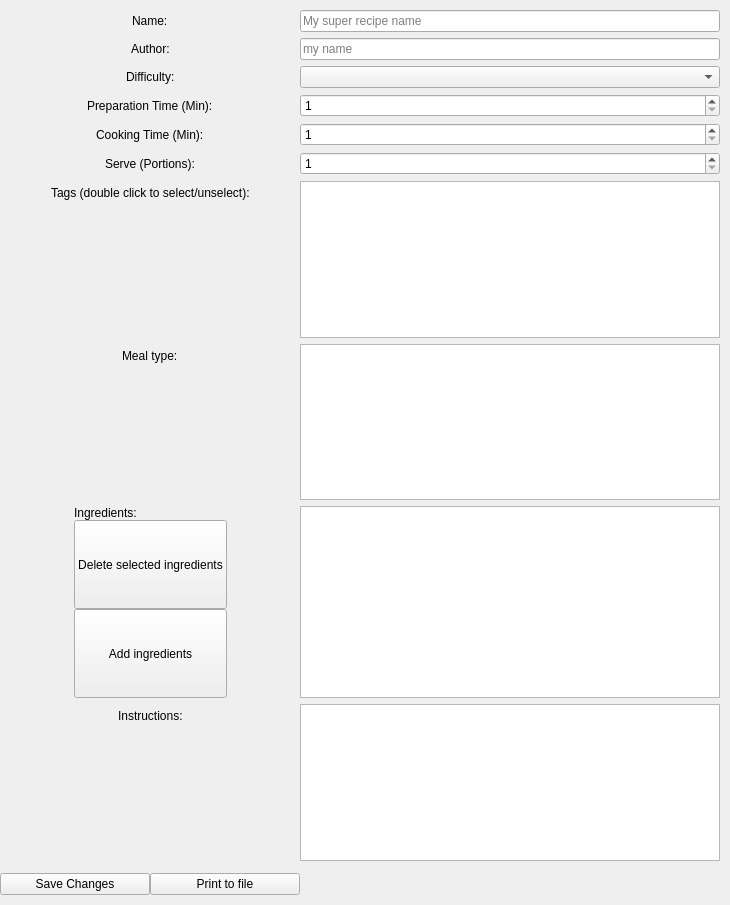
Before: the Qt Designer form edit_recipe.ui in slevasse/foodinator, drawn with Qt 5.
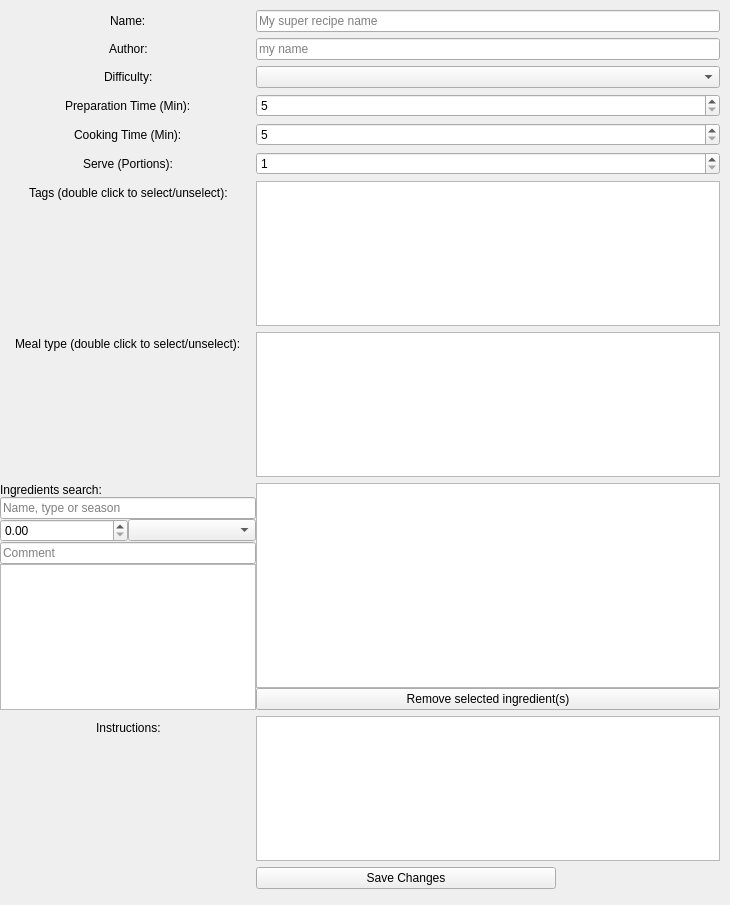
After: the same form once the commit is applied.

Patch:
```diff
--- a/edit_recipe.ui
+++ b/edit_recipe.ui
@@ -62,6 +62,12 @@
        <verstretch>0</verstretch>
       </sizepolicy>
      </property>
+     <property name="minimumSize">
+      <size>
+       <width>400</width>
+       <height>0</height>
+      </size>
+     </property>
      <property name="text">
       <string/>
      </property>
@@ -83,7 +89,7 @@
    <item row="3" column="1">
     <widget class="QSpinBox" name="spinBox_edit_prep_time">
      <property name="minimum">
-      <number>1</number>
+      <number>5</number>
      </property>
      <property name="maximum">
       <number>1000</number>
@@ -100,7 +106,7 @@
    <item row="4" column="1">
     <widget class="QSpinBox" name="spinBox_edit_cook_time">
      <property name="minimum">
-      <number>1</number>
+      <number>5</number>
      </property>
      <property name="maximum">
       <number>1000</number>
@@ -135,7 +141,7 @@
     <widget class="QListWidget" name="listWidget_edit_tags">
      <property name="minimumSize">
       <size>
-       <width>0</width>
+       <width>400</width>
        <height>0</height>
       </size>
      </property>
@@ -147,7 +153,7 @@
    <item row="7" column="0">
     <widget class="QLabel" name="label_8">
      <property name="text">
-      <string>Meal type:</string>
+      <string>Meal type (double click to select/unselect):</string>
      </property>
     </widget>
    </item>
@@ -155,7 +161,7 @@
     <widget class="QListWidget" name="listWidget_edit_types">
      <property name="minimumSize">
       <size>
-       <width>0</width>
+       <width>400</width>
        <height>0</height>
       </size>
      </property>
@@ -167,122 +173,84 @@
      </property>
     </widget>
    </item>
-   <item row="8" column="0">
+   <item row="9" column="0">
     <layout class="QVBoxLayout" name="verticalLayout">
      <item>
       <widget class="QLabel" name="label_6">
        <property name="text">
-        <string>Ingredients:</string>
+        <string>Ingredients search:</string>
        </property>
       </widget>
      </item>
      <item>
-      <widget class="QPushButton" name="pushButton_delete_ingredient">
+      <widget class="QLineEdit" name="lineEdit_ingredient_search">
        <property name="sizePolicy">
-        <sizepolicy hsizetype="Minimum" vsizetype="Expanding">
+        <sizepolicy hsizetype="Preferred" vsizetype="Fixed">
          <horstretch>0</horstretch>
          <verstretch>0</verstretch>
         </sizepolicy>
        </property>
-       <property name="text">
-        <string>Delete selected ingredients</string>
+       <property name="placeholderText">
+        <string>Name, type or season</string>
        </property>
       </widget>
      </item>
      <item>
-      <widget class="QPushButton" name="pushButton_add_ingredient">
-       <property name="sizePolicy">
-        <sizepolicy hsizetype="Minimum" vsizetype="Expanding">
-         <horstretch>0</horstretch>
-         <verstretch>0</verstretch>
-        </sizepolicy>
+      <layout class="QHBoxLayout" name="horizontalLayout">
+       <item>
+        <widget class="QDoubleSpinBox" name="doubleSpinBox_ingredient_quantity"/>
+       </item>
+       <item>
+        <widget class="QComboBox" name="comboBox_ingredient_unit"/>
+       </item>
+      </layout>
+     </item>
+     <item>
+      <widget class="QLineEdit" name="lineEdit_ingredient_comment">
+       <property name="placeholderText">
+        <string>Comment</string>
        </property>
-       <property name="text">
-        <string>Add ingredients</string>
-       </property>
       </widget>
      </item>
-    </layout>
-   </item>
-   <item row="8" column="1">
-    <widget class="QTableWidget" name="tableWidget_edit_ingredient">
-     <property name="sizePolicy">
-      <sizepolicy hsizetype="Expanding" vsizetype="MinimumExpanding">
-       <horstretch>0</horstretch>
-       <verstretch>0</verstretch>
-      </sizepolicy>
-     </property>
-     <property name="minimumSize">
-      <size>
-       <width>400</width>
-       <height>0</height>
-      </size>
-     </property>
-     <property name="editTriggers">
-      <set>QAbstractItemView::NoEditTriggers</set>
-     </property>
-     <property name="selectionBehavior">
-      <enum>QAbstractItemView::SelectRows</enum>
-     </property>
-    </widget>
-   </item>
-   <item row="10" column="0">
-    <layout class="QHBoxLayout" name="horizontalLayout_8"/>
-   </item>
-   <item row="11" column="0">
-    <layout class="QHBoxLayout" name="horizontalLayout_9">
      <item>
-      <widget class="QPushButton" name="pushButton_save">
-       <property name="enabled">
+      <widget class="QListWidget" name="listWidget_ingredient_search_result">
+       <property name="editTriggers">
+        <set>QAbstractItemView::DoubleClicked</set>
+       </property>
+       <property name="showDropIndicator" stdset="0">
+        <bool>false</bool>
+       </property>
+       <property name="dragEnabled">
         <bool>true</bool>
        </property>
-       <property name="sizePolicy">
-        <sizepolicy hsizetype="Maximum" vsizetype="Fixed">
-         <horstretch>0</horstretch>
-         <verstretch>0</verstretch>
-        </sizepolicy>
+       <property name="dragDropMode">
+        <enum>QAbstractItemView::DragOnly</enum>
        </property>
-       <property name="minimumSize">
-        <size>
-         <width>150</width>
-         <height>0</height>
-        </size>
+       <property name="selectionMode">
+        <enum>QAbstractItemView::MultiSelection</enum>
        </property>
-       <property name="text">
-        <string>Save Changes</string>
-       </property>
-      </widget>
-     </item>
-     <item>
-      <widget class="QPushButton" name="pushButton_edit_print">
-       <property name="sizePolicy">
-        <sizepolicy hsizetype="Maximum" vsizetype="Fixed">
-         <horstretch>0</horstretch>
-         <verstretch>0</verstretch>
-        </sizepolicy>
-       </property>
-       <property name="minimumSize">
-        <size>
-         <width>150</width>
-         <height>0</height>
-        </size>
-       </property>
-       <property name="text">
-        <string>Print to file</string>
+       <property name="selectionBehavior">
+        <enum>QAbstractItemView::SelectRows</enum>
        </property>
       </widget>
      </item>
     </layout>
    </item>
-   <item row="9" column="0">
+   <item row="11" column="0">
+    <layout class="QHBoxLayout" name="horizontalLayout_8"/>
+   </item>
+   <item row="12" column="0">
+    <layout class="QHBoxLayout" name="horizontalLayout_9"/>
+   </item>
+   <item row="10" column="0">
     <widget class="QLabel" name="label_7">
      <property name="text">
       <string>Instructions:</string>
      </property>
     </widget>
    </item>
-   <item row="9" column="1">
-    <widget class="QPlainTextEdit" name="plainTextEdit_edit_instruction">
+   <item row="10" column="1">
+    <widget class="QPlainTextEdit" name="plainTextEdit_recipe_instruction">
      <property name="minimumSize">
       <size>
        <width>400</width>
@@ -299,7 +267,13 @@
     </widget>
    </item>
    <item row="1" column="1">
-    <widget class="QLineEdit" name="lineEdit">
+    <widget class="QLineEdit" name="lineEdit_author_name">
+     <property name="minimumSize">
+      <size>
+       <width>400</width>
+       <height>0</height>
+      </size>
+     </property>
      <property name="placeholderText">
       <string>my name</string>
      </property>
@@ -313,7 +287,69 @@
     </widget>
    </item>
    <item row="2" column="1">
-    <widget class="QComboBox" name="comboBox"/>
+    <widget class="QComboBox" name="comboBox_difficulty_selector">
+     <property name="minimumSize">
+      <size>
+       <width>400</width>
+       <height>0</height>
+      </size>
+     </property>
+    </widget>
+   </item>
+   <item row="11" column="1">
+    <widget class="QPushButton" name="pushButton_save_recipe">
+     <property name="enabled">
+      <bool>true</bool>
+     </property>
+     <property name="sizePolicy">
+      <sizepolicy hsizetype="Maximum" vsizetype="Fixed">
+       <horstretch>0</horstretch>
+       <verstretch>0</verstretch>
+      </sizepolicy>
+     </property>
+     <property name="minimumSize">
+      <size>
+       <width>300</width>
+       <height>0</height>
+      </size>
+     </property>
+     <property name="text">
+      <string>Save Changes</string>
+     </property>
+    </widget>
+   </item>
+   <item row="9" column="1">
+    <layout class="QVBoxLayout" name="verticalLayout_2">
+     <item>
+      <widget class="QTableWidget" name="tableWidget_recipe_ingredient">
+       <property name="sizePolicy">
+        <sizepolicy hsizetype="Expanding" vsizetype="MinimumExpanding">
+         <horstretch>0</horstretch>
+         <verstretch>0</verstretch>
+        </sizepolicy>
+       </property>
+       <property name="minimumSize">
+        <size>
+         <width>400</width>
+         <height>0</height>
+        </size>
+       </property>
+       <property name="editTriggers">
+        <set>QAbstractItemView::NoEditTriggers</set>
+       </property>
+       <property name="selectionBehavior">
+        <enum>QAbstractItemView::SelectRows</enum>
+       </property>
+      </widget>
+     </item>
+     <item>
+      <widget class="QPushButton" name="pushButton_remove_selected_ingredients">
+       <property name="text">
+        <string>Remove selected ingredient(s)</string>
+       </property>
+      </widget>
+     </item>
+    </layout>
    </item>
   </layout>
  </widget>
```
Left out of the diff: 24 changed lines with no effect on the pictures.
